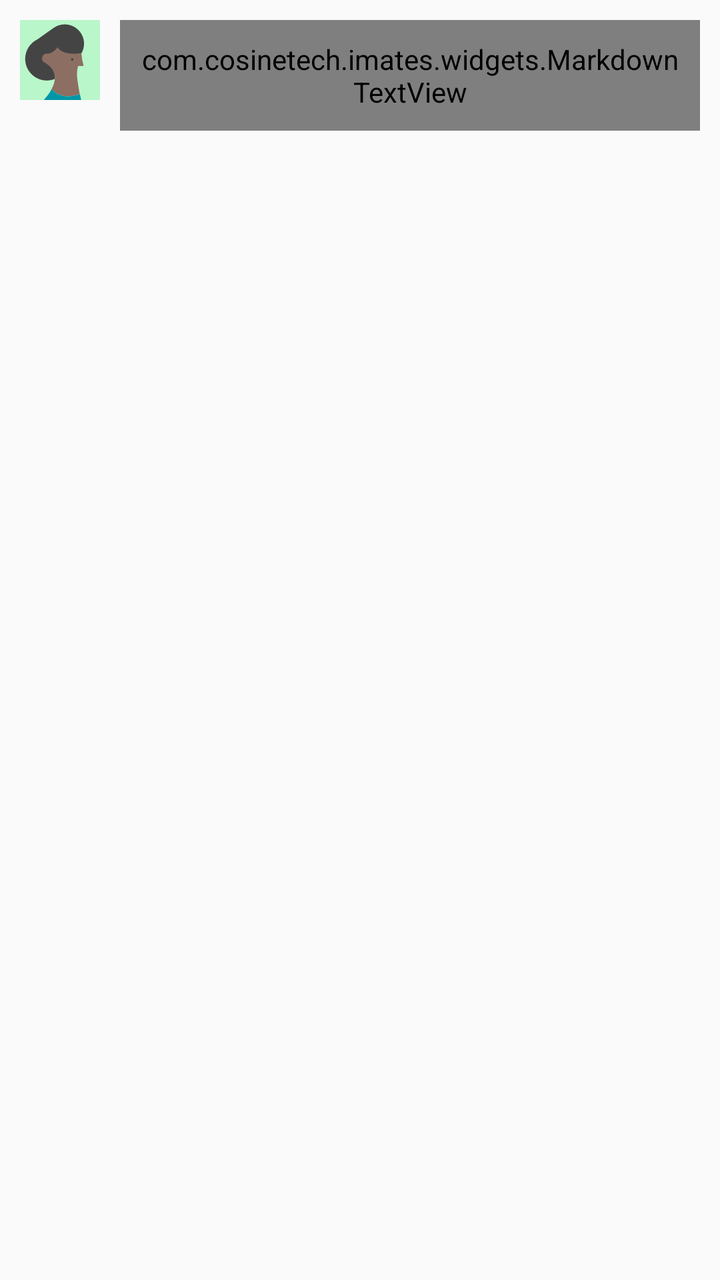
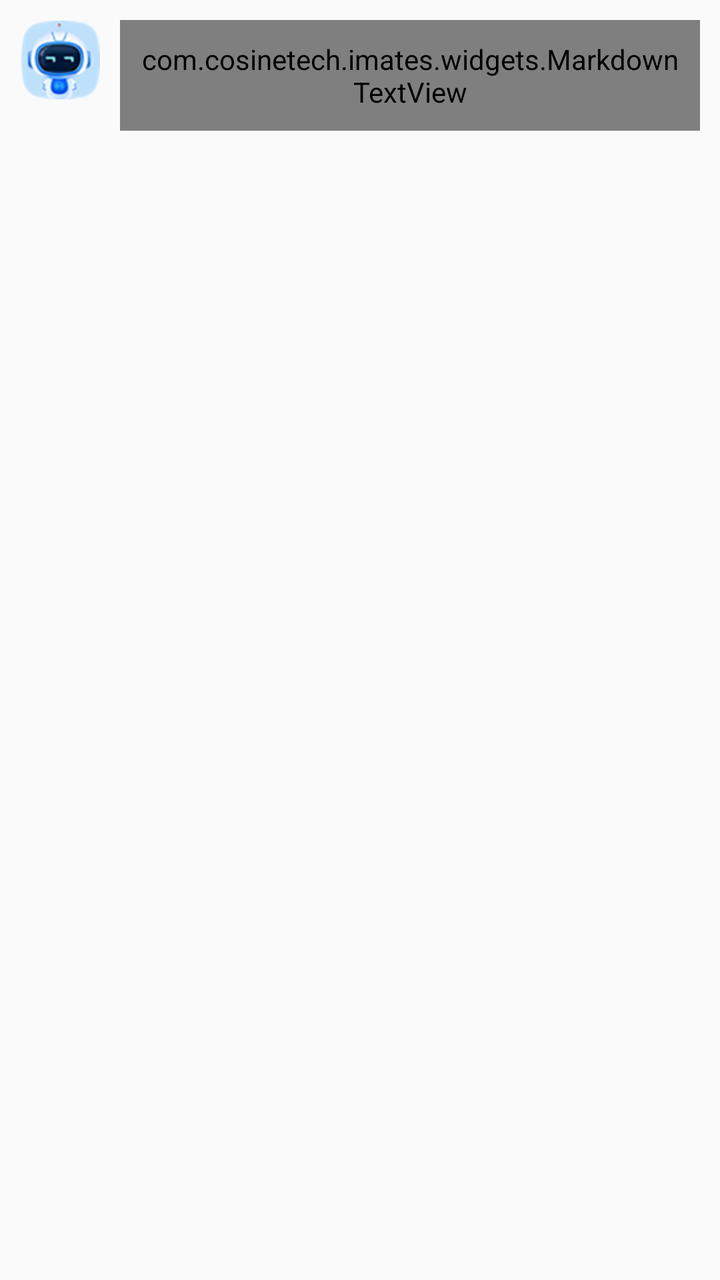

An Android layout rendered at two revisions. The XML below is the earlier revision; the diff shows what the commit changed to produce the second picture.
<!-- AndroidManifest.xml: application theme Theme.IMatesApp.FullScreen -->
<!-- res/layout/item_message_left.xml -->
<?xml version="1.0" encoding="utf-8"?>
<LinearLayout xmlns:android="http://schemas.android.com/apk/res/android"
    android:layout_width="match_parent"
    android:layout_height="wrap_content"
    android:orientation="horizontal"
    android:padding="10dp">

    <ImageView
        android:id="@+id/iv_avatar"
        android:layout_width="40dp"
        android:layout_height="40dp"
        android:src="@drawable/avatar_7" />

    <com.cosinetech.imates.widgets.MarkdownTextView
        android:id="@+id/tv_message"
        android:layout_width="wrap_content"
        android:layout_height="wrap_content"
        android:layout_marginStart="10dp"
        android:background="@drawable/bg_message_left"
        android:padding="10dp"
        android:textColor="#000000"
        android:textSize="12sp" />
</LinearLayout>
<!-- resources referenced by this layout -->
<resources>
  <!-- drawable avatar_7 (drawable) -->
  <vector xmlns:android="http://schemas.android.com/apk/res/android"
      android:width="128dp"
      android:height="128dp"
      android:viewportWidth="128.0"
      android:viewportHeight="128.0">
      <path
          android:fillColor="#B9F6CA"
          android:pathData="M0 0h128v128h-128z" />
      <path
          android:fillColor="#444"
          android:pathData="M50.4 75.7c-1.6,-1.6,-3.2,-2.9,-4.7,-4,-.9,-.6,-1,-1.7,-1.7,-2.2,-1.8,-1,-3.2,-5.9,-5.3,-3.4l-.5.8,-.4,-.9c-1.3,-1.2,-1,-.4,-1.3,-2.3,-.5,-4.2 1.2,-7.2 5.1,-7.8 1,-.1 2,-.1 2.9.2 9.5,-1.8 13.7,-7.4 15.2,-10 4 5.7 14.3 11.4 38.3 7.8 2.8,-4.7 4.5,-10.2 4.5,-16,-.1,-17.1,-13.9,-30.9,-30.9,-30.9,-6.7 0,-12.8 2.1,-17.9 5.7l-25.8 18.3c-11.6 5.6,-19.6 17.5,-19.6 31.2 0 19.1 15.5 34.6 34.6 34.6 4.6 0 9,-.9 13,-2.5.2,-8.4,-1.4,-14.5,-5.5,-18.6zM44.5 54.1z" />
      <path
          android:fillColor="#8D6E63"
          android:pathData="M73.7 122c6.1.5 13.4,-.3 22,-3.5,-.1,-.7,-.3,-1.4,-.5,-2.1,-.3,-1.3,-3.8,-21.4,-4,-28.1,-.1,-7.3.8,-11.9 2,-14.7h8.7l-2.5,-10.1c-.2,-2.4,-.4,-4.7,-.7,-6.6,-.2,-1.8,-.3,-2.3,-.8,-3.9,-24 3.6,-34.2,-3.7,-38.2,-9.4,-1.4 2.5,-5.7 8.8,-15.3 10.5,-.9,-.3,-1.9,-.3,-2.9,-.2,-3.9.6,-6.7 4.5,-6.1 8.8.3 2 1.2 3.6 2.5 4.8.2.1 1.5.6 3.3 1.7.7.4 1.6.9 2.4 1.6 1.5 1.1 3.1 2.4 4.7 4 4 4.1 7.6 10.2 7.4 18.5,-.1 4.9,-1.6 10.6,-5.1 17.2.1 0 7.3 10.2 23.1 11.5zM44.5 54.1z" />
      <path
          android:fillColor="#FFCC80"
          android:pathData="M41.6 123.8s.1,-.2.2,-.3c-.1.2,-.1.2,-.2.3z" />
      <path
          android:fillColor="#444"
          android:pathData="M83.5,63.1 m-2.0, 0 a 2.0,2.0 0 1,1 4.0,0 a2.0,2.0 0 1,1 -4.0,0" />
      <path
          android:fillColor="#0097A7"
          android:pathData="M73.7 122c-15.9,-1.3,-23,-11.5,-23,-11.5,-2.1 4,-5.1 8.4,-8.9 13.1l-.3.4c-.5.6,-1.1 1.3,-1.7 2,-.5.6,-1 1.3,-1.6 2.1h59.7c-.7,-3.2,-1.5,-6.4,-2.1,-9.5,-8.7 3.1,-16 3.9,-22.1 3.4z" />
  </vector>
  <!-- drawable bg_message_left (drawable) -->
  <?xml version="1.0" encoding="utf-8"?>
  <shape xmlns:android="http://schemas.android.com/apk/res/android">
      <solid android:color="#FFFFFF" />
      <corners android:radius="8dp" />
      <padding
          android:left="12dp"
          android:right="12dp"
          android:top="8dp"
          android:bottom="8dp" />
  </shape>
  <style name="Theme.IMatesApp.FullScreen" parent="Theme.AppCompat.Light.NoActionBar">
          
          <item name="android:windowFullscreen">true</item>
          
          <item name="android:windowTranslucentStatus">true</item>
          
          <item name="android:windowTranslucentNavigation">true</item>
      </style>
</resources>

<!-- the commit's change to res/layout/item_message_left.xml (unified diff, before → after) -->
@@ -9,14 +9,14 @@
         android:id="@+id/iv_avatar"
         android:layout_width="40dp"
         android:layout_height="40dp"
-        android:src="@drawable/avatar_7" />
+        android:src="@drawable/chat_ai_avatar_robot" />
 
     <com.cosinetech.imates.widgets.MarkdownTextView
         android:id="@+id/tv_message"
         android:layout_width="wrap_content"
         android:layout_height="wrap_content"
         android:layout_marginStart="10dp"
-        android:background="@drawable/bg_message_left"
+        android:background="@drawable/chat_ai_msg_ai_bg"
         android:padding="10dp"
         android:textColor="#000000"
         android:textSize="12sp" />
<!-- resource entries referenced after the edit -->
@@ -1,40 +1,11 @@
 <!-- resources referenced by this layout -->
 <resources>
-  <!-- drawable avatar_7 (drawable) -->
-  <vector xmlns:android="http://schemas.android.com/apk/res/android"
-      android:width="128dp"
-      android:height="128dp"
-      android:viewportWidth="128.0"
-      android:viewportHeight="128.0">
-      <path
-          android:fillColor="#B9F6CA"
-          android:pathData="M0 0h128v128h-128z" />
-      <path
-          android:fillColor="#444"
-          android:pathData="M50.4 75.7c-1.6,-1.6,-3.2,-2.9,-4.7,-4,-.9,-.6,-1,-1.7,-1.7,-2.2,-1.8,-1,-3.2,-5.9,-5.3,-3.4l-.5.8,-.4,-.9c-1.3,-1.2,-1,-.4,-1.3,-2.3,-.5,-4.2 1.2,-7.2 5.1,-7.8 1,-.1 2,-.1 2.9.2 9.5,-1.8 13.7,-7.4 15.2,-10 4 5.7 14.3 11.4 38.3 7.8 2.8,-4.7 4.5,-10.2 4.5,-16,-.1,-17.1,-13.9,-30.9,-30.9,-30.9,-6.7 0,-12.8 2.1,-17.9 5.7l-25.8 18.3c-11.6 5.6,-19.6 17.5,-19.6 31.2 0 19.1 15.5 34.6 34.6 34.6 4.6 0 9,-.9 13,-2.5.2,-8.4,-1.4,-14.5,-5.5,-18.6zM44.5 54.1z" />
-      <path
-          android:fillColor="#8D6E63"
-          android:pathData="M73.7 122c6.1.5 13.4,-.3 22,-3.5,-.1,-.7,-.3,-1.4,-.5,-2.1,-.3,-1.3,-3.8,-21.4,-4,-28.1,-.1,-7.3.8,-11.9 2,-14.7h8.7l-2.5,-10.1c-.2,-2.4,-.4,-4.7,-.7,-6.6,-.2,-1.8,-.3,-2.3,-.8,-3.9,-24 3.6,-34.2,-3.7,-38.2,-9.4,-1.4 2.5,-5.7 8.8,-15.3 10.5,-.9,-.3,-1.9,-.3,-2.9,-.2,-3.9.6,-6.7 4.5,-6.1 8.8.3 2 1.2 3.6 2.5 4.8.2.1 1.5.6 3.3 1.7.7.4 1.6.9 2.4 1.6 1.5 1.1 3.1 2.4 4.7 4 4 4.1 7.6 10.2 7.4 18.5,-.1 4.9,-1.6 10.6,-5.1 17.2.1 0 7.3 10.2 23.1 11.5zM44.5 54.1z" />
-      <path
-          android:fillColor="#FFCC80"
-          android:pathData="M41.6 123.8s.1,-.2.2,-.3c-.1.2,-.1.2,-.2.3z" />
-      <path
-          android:fillColor="#444"
-          android:pathData="M83.5,63.1 m-2.0, 0 a 2.0,2.0 0 1,1 4.0,0 a2.0,2.0 0 1,1 -4.0,0" />
-      <path
-          android:fillColor="#0097A7"
-          android:pathData="M73.7 122c-15.9,-1.3,-23,-11.5,-23,-11.5,-2.1 4,-5.1 8.4,-8.9 13.1l-.3.4c-.5.6,-1.1 1.3,-1.7 2,-.5.6,-1 1.3,-1.6 2.1h59.7c-.7,-3.2,-1.5,-6.4,-2.1,-9.5,-8.7 3.1,-16 3.9,-22.1 3.4z" />
-  </vector>
-  <!-- drawable bg_message_left (drawable) -->
-  <?xml version="1.0" encoding="utf-8"?>
-  <shape xmlns:android="http://schemas.android.com/apk/res/android">
-      <solid android:color="#FFFFFF" />
-      <corners android:radius="8dp" />
-      <padding
-          android:left="12dp"
-          android:right="12dp"
-          android:top="8dp"
-          android:bottom="8dp" />
+  <!-- drawable chat_ai_avatar_robot: png bitmap (drawable, 7792 bytes) -->
+  <!-- drawable chat_ai_msg_ai_bg (drawable) -->
+  <shape android:shape="rectangle"
+      xmlns:android="http://schemas.android.com/apk/res/android">
+      <solid android:color="#ffffffff" />
+      <corners android:topLeftRadius="5dp" android:topRightRadius="5dp" android:bottomLeftRadius="5dp" android:bottomRightRadius="5dp" />
   </shape>
   <style name="Theme.IMatesApp.FullScreen" parent="Theme.AppCompat.Light.NoActionBar">
           
